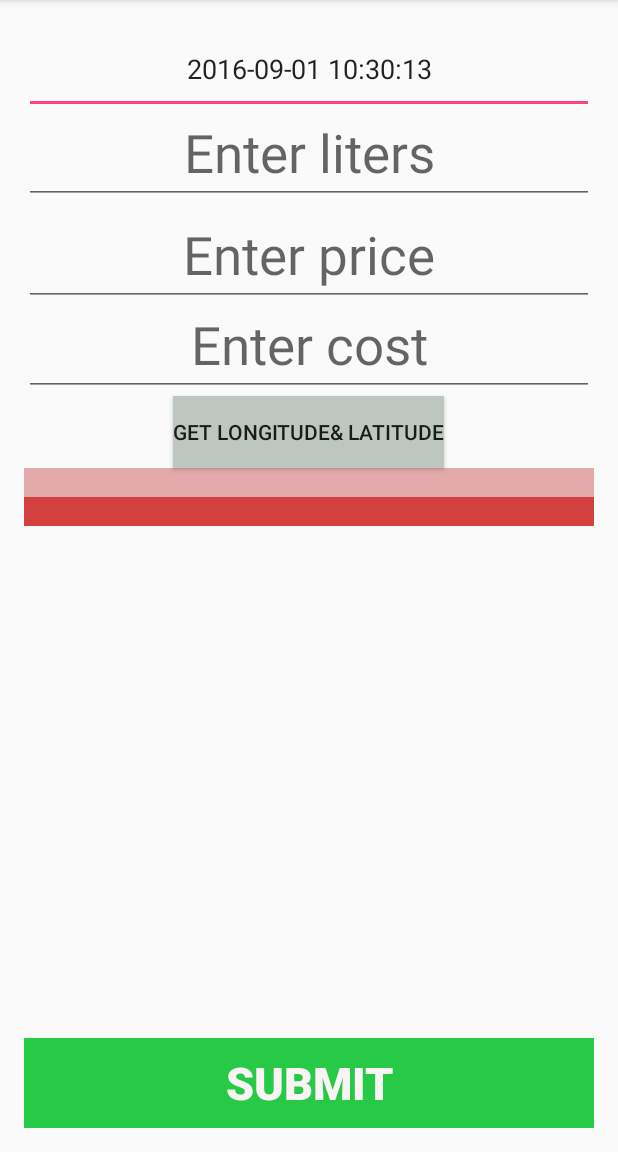
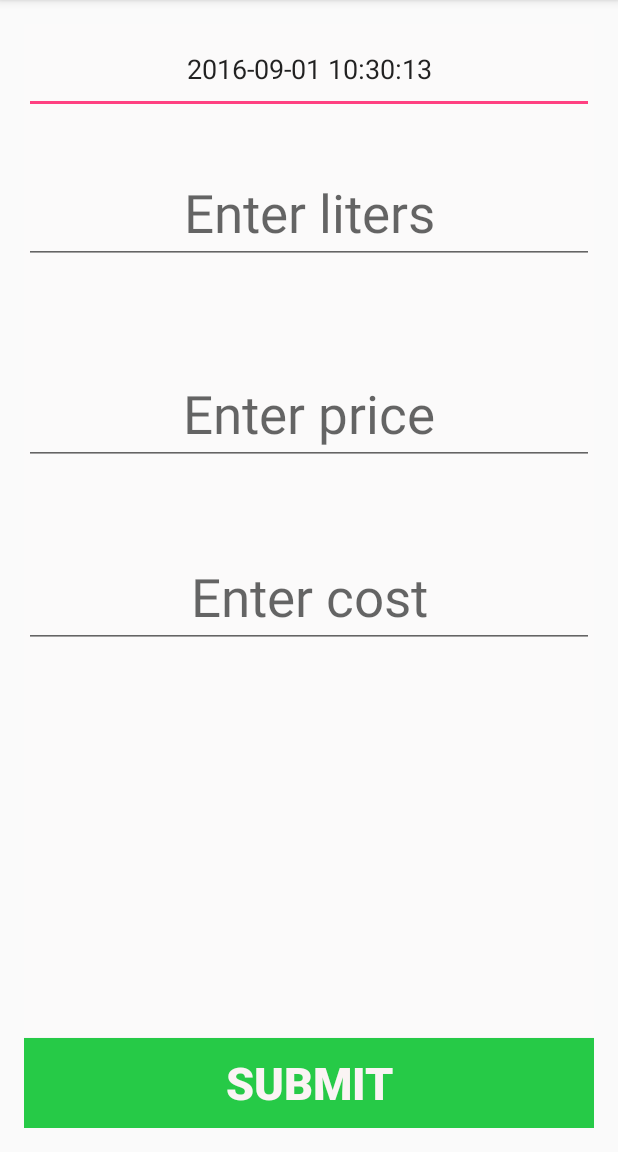
Before and after one commit to andreaFIKT/NavigationDrawer_01, an Android app: the screen it shows after launch (MainActivity), after a tap on "New Input", on a phone screen of 412 x 824 dp, the part 84-1236 px from its top. Run offline under Robolectric (Android 15) with nearby library versions, the phone set to English and light mode, and no system bars; 1 other tap on this screen came first.

Commit message:
Revert "Rabote pa NE rabote"
This reverts commit f1defe4f6abd2ba255009632058e0589bb4406c3.

```diff
--- a/app/src/main/java/com/example/navigationdrawer_01/InputFragment.java
+++ b/app/src/main/java/com/example/navigationdrawer_01/InputFragment.java
@@ -1,14 +1,8 @@
 package com.example.navigationdrawer_01;
 
-import android.Manifest;
-import android.app.PendingIntent;
 import android.content.Context;
-import android.location.Criteria;
-import android.location.Location;
-import android.location.LocationManager;
 import android.net.Uri;
 import android.os.Bundle;
-import android.support.v4.app.ActivityCompat;
 import android.support.v4.app.Fragment;
 import android.util.Log;
 import android.view.LayoutInflater;
@@ -18,14 +12,7 @@ import android.widget.Button;
 import android.widget.EditText;
 
 import java.text.SimpleDateFormat;
-import java.util.ArrayList;
 import java.util.Date;
-import java.util.List;
-
-import android.app.Service;
-import android.widget.TextView;
-
-import com.google.android.gms.location.LocationListener;
 
 public class InputFragment extends Fragment {
     EditText todayDate;
@@ -33,10 +20,6 @@ public class InputFragment extends Fragment {
     EditText entPrice;
     EditText entCost;
     Button btnSubmit;
-    Button btnLoc;
-    TextView lat;
-    TextView lng;
-    FuelAdd fuel;
 
     public InputFragment() {  // Required empty public constructor
     }
@@ -46,10 +29,6 @@ public class InputFragment extends Fragment {
                              Bundle savedInstanceState) {
         // Inflate the layout for this fragment
         View v = inflater.inflate(R.layout.fragment_input_data, container, false);
-        ActivityCompat.requestPermissions(
-                getActivity(),
-                new String[]{Manifest.permission.ACCESS_COARSE_LOCATION, Manifest.permission.ACCESS_FINE_LOCATION},
-                0);
         todayDate =(EditText) v.findViewById(R.id.date);
         Date date = new Date();
         SimpleDateFormat df = new SimpleDateFormat("yyyy-MM-dd HH:mm:ss");
@@ -60,49 +39,16 @@ public class InputFragment extends Fragment {
         entPrice = (EditText) v.findViewById(R.id.entPrice);
         entCost = (EditText) v.findViewById(R.id.entCost);
         btnSubmit = (Button) v.findViewById(R.id.btnSubmit);
-        lat = (TextView) v.findViewById(R.id.latitude);
-        lng = (TextView) v.findViewById(R.id.longitude);
-        btnLoc =(Button) v.findViewById(R.id.btnGPS);
-        btnLoc.setOnClickListener(new View.OnClickListener() {
-            @Override
-            public void onClick(View view) {
-                Log.d("btnGPS", "CLicked");
-                Location location;
-                LocationManager locationManager = (LocationManager) getActivity().getSystemService(Context.LOCATION_SERVICE);
-                LocationListener locationListener = new MyLocationListenner();
-                location = locationManager.getLastKnownLocation(LocationManager.NETWORK_PROVIDER);
-                double latit = location.getLatitude();
-                double longit = location.getLongitude();
-                locationListener.onLocationChanged(location);
-               // Log.d("LOCATION","Latitude "+location.getLatitude() + "Longitude " +location.getLongitude());
-                String lt = String.valueOf(latit);
-                String ln = String.valueOf(longit);
-                lat.setText(lt);
-                lng.setText(ln);
-
-                fuel = new FuelAdd(latit,longit);
-                fuel.save();
-
-                //List<FuelAdd> locations = new ArrayList<FuelAdd>();
-                //locations.add(fuel);
-                Log.d("LocationSaved","Latitude and longitude are stored");
-
-            }
-        });
         btnSubmit.setOnClickListener(new View.OnClickListener() {
             @Override
             public void onClick(View view) {
                 // Log.d("Fuel","Clicked Button");
-               // List<FuelAdd> fuels = new ArrayList<FuelAdd>();
-                fuel = new FuelAdd();
+                FuelAdd fuel = new FuelAdd();
                 fuel.date = todayDate.getText().toString();
                 fuel.liters = entLiters.getText().toString();
                 fuel.price = entPrice.getText().toString();
                 fuel.cost = entCost.getText().toString();
-                //fuel.latitude = Double.valueOf((String) lat.getText());
-                //fuel.longitude = Double.valueOf((String) lng.getText());
                 fuel.save();
-                //fuels.add(fuel);
                 Log.d("DATABASE","Data saved"+ fuel.save());
             }
         });
--- a/app/src/main/java/com/example/navigationdrawer_01/MainActivity.java
+++ b/app/src/main/java/com/example/navigationdrawer_01/MainActivity.java
@@ -32,23 +32,16 @@ import com.google.android.gms.maps.CameraUpdateFactory;
 import com.google.android.gms.maps.GoogleMap;
 import com.google.android.gms.maps.OnMapReadyCallback;
 import com.google.android.gms.maps.SupportMapFragment;
-import com.google.android.gms.maps.model.BitmapDescriptor;
-import com.google.android.gms.maps.model.BitmapDescriptorFactory;
 import com.google.android.gms.maps.model.LatLng;
-import com.google.android.gms.maps.model.Marker;
 import com.google.android.gms.maps.model.MarkerOptions;
-
-import java.util.ArrayList;
-import java.util.List;
 
 public class MainActivity extends AppCompatActivity
         implements NavigationView.OnNavigationItemSelectedListener, OnMapReadyCallback {
     SupportMapFragment sMapFragment;
     GoogleMap mMap;
-    Location location;
-    LocationManager locationManager;
-    double latitude = 41.0297;
-    double longitude = 21.3292;
+    protected GoogleApiClient mGoogleApiClient;
+    Location mLastLocation;
+    double lat = 0, lng = 0;
 
     @Override
     protected void onCreate(Bundle savedInstanceState) {
@@ -56,10 +49,7 @@ public class MainActivity extends AppCompatActivity
         setContentView(R.layout.activity_main);
         Toolbar toolbar = (Toolbar) findViewById(R.id.toolbar);
         setSupportActionBar(toolbar);
-        ActivityCompat.requestPermissions(
-                this,
-                new String[]{Manifest.permission.ACCESS_COARSE_LOCATION, Manifest.permission.ACCESS_FINE_LOCATION},
-                0);
+
         sMapFragment = SupportMapFragment.newInstance();
 
 
@@ -171,26 +161,19 @@ public class MainActivity extends AppCompatActivity
 
     @Override
     public void onMapReady(GoogleMap googleMap) {
+       /* mMap = googleMap;
+        LatLng latLng = new LatLng(41.0297,21.3292);
+        mMap.addMarker(new MarkerOptions().position(latLng).title("Bitola"));
+        mMap.moveCamera(CameraUpdateFactory.newLatLngZoom(latLng,5.0f));
+
+        mMap.setOnMapLongClickListener(new On);*/
+
         mMap = googleMap;
-        /*Marker marker;
-        Location location;
-        LocationManager locationManager = (LocationManager) getSystemService(Context.LOCATION_SERVICE);
-        LocationListener locationListener = new MyLocationListenner();
-        location = locationManager.getLastKnownLocation(LocationManager.GPS_PROVIDER);
-        locationListener.onLocationChanged(location);
-        Log.d("LtLg","Lat:" + location.getLatitude()+ "Long:" + location.getLongitude());*/
 
-        //LatLng latLng = new LatLng(location.getLatitude(),location.getLongitude());
-        //mMap.addMarker(new MarkerOptions().position(latLng).title("I am here!"));
-
-        FuelAdd fuelAdd = new FuelAdd();
-        double lat= fuelAdd.getLatitude();
-        double lng = fuelAdd.getLongitude();
-        LatLng ltLn = new LatLng(lat,lng);
-        mMap.addMarker(new MarkerOptions().position(ltLn).title("From database"));
-        mMap.moveCamera(CameraUpdateFactory.newLatLng(ltLn));
+        LatLng loc = new LatLng(lat, lng);
+        mMap.addMarker(new MarkerOptions().position(loc).title("New Marker"));
+        mMap.moveCamera(CameraUpdateFactory.newLatLng(loc));
+    }
 
 
-
-    }
 }
--- a/app/src/main/res/layout/activity_maps.xml
+++ /dev/null
@@ -1,6 +0,0 @@
-<?xml version="1.0" encoding="utf-8"?>
-<LinearLayout xmlns:android="http://schemas.android.com/apk/res/android"
-    android:orientation="vertical" android:layout_width="match_parent"
-    android:layout_height="match_parent">
-
-</LinearLayout>
--- a/app/src/main/res/layout/fragment_input_data.xml
+++ b/app/src/main/res/layout/fragment_input_data.xml
@@ -35,12 +35,14 @@
         android:textSize="35sp"
         android:textAlignment="center"
         android:layout_below="@+id/date"
-        android:layout_alignParentStart="true" />
+        android:layout_alignParentStart="true"
+        android:layout_marginTop="40dp" />
 
     <EditText
         android:layout_width="match_parent"
         android:layout_height="wrap_content"
         android:id="@+id/entPrice"
+        android:layout_marginTop="66dp"
         android:textAlignment="center"
         android:hint="Enter price"
         android:textSize="35sp"
@@ -52,35 +54,11 @@
         android:layout_height="wrap_content"
         android:id="@+id/entCost"
         android:height="60dp"
+        android:layout_below="@+id/entPrice"
+        android:layout_alignParentStart="true"
+        android:layout_marginTop="62dp"
         android:hint="Enter cost"
         android:textSize="35sp"
-        android:textAlignment="center"
-        android:layout_below="@+id/entPrice"
-        android:layout_alignParentStart="true" />
-
-    <Button
-        android:layout_width="wrap_content"
-        android:layout_height="wrap_content"
-        android:text="Get longitude&amp; latitude"
-        android:id="@+id/btnGPS"
-        android:background="#bec6c0"
-        android:layout_below="@+id/entCost"
-        android:layout_centerHorizontal="true" />
-
-    <TextView
-        android:layout_width="match_parent"
-        android:layout_height="wrap_content"
-        android:id="@+id/latitude"
-        android:layout_below="@+id/btnGPS"
-        android:layout_alignParentEnd="true"
-        android:background="#e2aaaa" />
-
-    <TextView
-        android:layout_width="match_parent"
-        android:layout_height="wrap_content"
-        android:id="@+id/longitude"
-        android:layout_below="@+id/latitude"
-        android:layout_alignParentStart="true"
-        android:background="#d34040" />
+        android:textAlignment="center" />
 
 </RelativeLayout>
```
Also changed, not shown: app/src/main/AndroidManifest.xml (+2 -6 lines), app/src/main/java/com/example/navigationdrawer_01/FuelAdd.java (+1 -23 lines), app/src/main/java/com/example/navigationdrawer_01/MyLocationListenner.java (deleted, +0 -17 lines).
